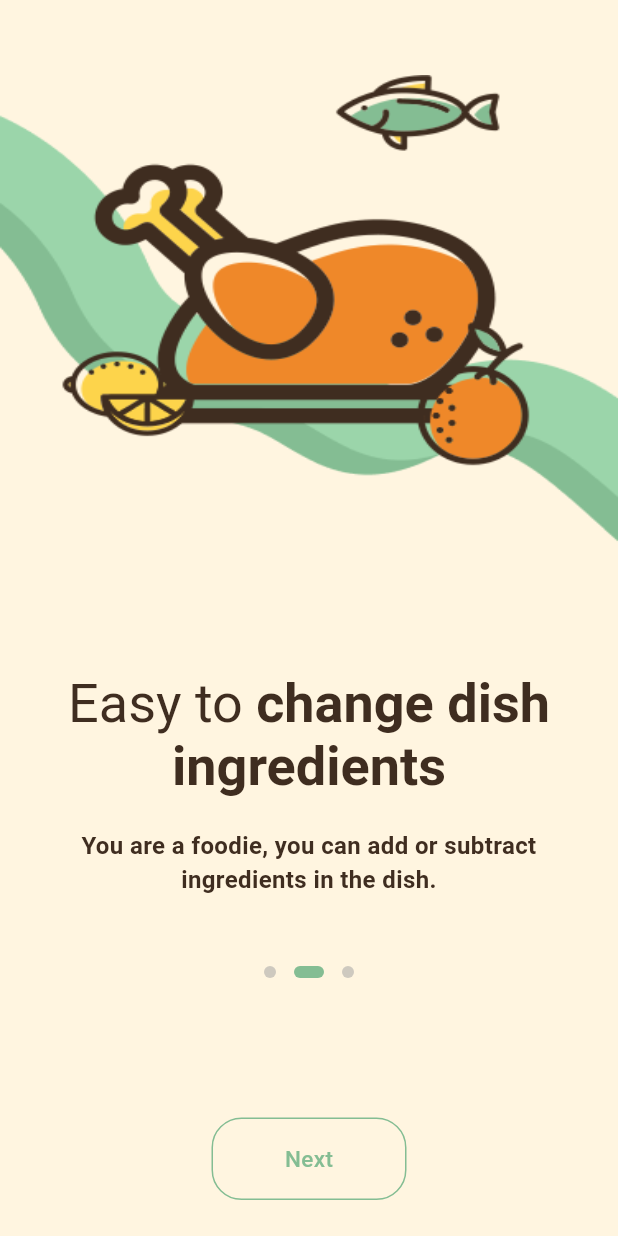
After one commit to Campus-Dabba/campus_dabba_mobile, a Flutter app: the screen it shows after launch, after a tap on "Next", on a phone screen of 412 x 824 dp. The commit adds this screen. Run offline on Flutter 3.47's test engine with Material 3 defaults, Android fonts, the phone set to English and light mode, and no system bars; drawn by our look-alikes of dots_indicator; our stand-ins replace animate_do, firebase_auth, firebase_core; accounts and stored records are empty.

Commit message:
add intro screen

```diff
--- a/lib/screen/auth_gate.dart
+++ b/lib/screen/auth_gate.dart
@@ -1,5 +1,6 @@
 import 'package:campus_dabba/auth_screen.dart';
 import 'package:campus_dabba/screen/home_screen.dart';
+import 'package:campus_dabba/screen/intro_screen.dart';
 import 'package:firebase_auth/firebase_auth.dart';
 import 'package:flutter/material.dart';
 
@@ -18,7 +19,8 @@ class AuthGate extends StatelessWidget {
           }
           // user is logged out
           else {
-            return AuthScreen();
+            // return AuthScreen();
+            return FoochiOnboardingView();
           }
         },
       ),
--- a/lib/screen/home_screen.dart
+++ b/lib/screen/home_screen.dart
@@ -2,14 +2,19 @@ import 'package:campus_dabba/screen/cart_screen.dart';
 import 'package:campus_dabba/screen/search_screen.dart';
 import 'package:campus_dabba/type/dish.dart';
 import 'package:campus_dabba/type/order.dart';
+import 'package:campus_dabba/utils/auth_service.dart';
 import 'package:campus_dabba/widgets/category_button.dart';
-import 'package:campus_dabba/widgets/curved_bottom_nav_bar.dart';
 import 'package:campus_dabba/widgets/food_card_widget.dart';
 import 'package:flutter/material.dart';
 
 class HomeScreen extends StatelessWidget {
   HomeScreen({super.key});
   final _orderBasket = OrderBasket();
+
+  void logoutFunction() {
+    final auth = AuthService();
+    auth.signOut();
+  }
 
   @override
   Widget build(BuildContext context) {
@@ -30,6 +35,10 @@ class HomeScreen extends StatelessWidget {
               );
             },
           ),
+          IconButton(
+            onPressed: logoutFunction,
+            icon: Icon(Icons.logout),
+          )
         ],
       ),
       body: SingleChildScrollView(
@@ -133,7 +142,7 @@ class HomeScreen extends StatelessWidget {
           ],
         ),
       ),
-      bottomNavigationBar: CustomNavBarCurved(),
+      // bottomNavigationBar: CustomNavBarCurved(),
     );
   }
 }
--- /dev/null
+++ b/lib/screen/intro_screen.dart
@@ -0,0 +1,291 @@
+import 'package:animate_do/animate_do.dart';
+import 'package:campus_dabba/auth_screen.dart';
+import 'package:dots_indicator/dots_indicator.dart';
+import 'package:flutter/material.dart';
+import 'package:flutter/services.dart';
+
+class AppAssets {
+  static String kOnboardingFirst = 'assets/foochi/onboarding-first.png';
+  static String kOnboardingSecond = 'assets/foochi/onboarding-second.png';
+  static String kOnboardingThird = 'assets/foochi/onboarding-third.png';
+}
+
+class AppColors {
+  static const Color kPrimary = Color(0xFF84BD93);
+  static const Color kSecondary = Color(0xFF3F2D20);
+  static const Color kBackground = Color(0xFFFFF5E0);
+}
+
+class FoochiOnboardingView extends StatefulWidget {
+  const FoochiOnboardingView({super.key});
+
+  @override
+  State<FoochiOnboardingView> createState() => _FoochiOnboardingViewState();
+}
+
+class _FoochiOnboardingViewState extends State<FoochiOnboardingView> {
+  PageController pageController = PageController();
+  int currentIndex = 0;
+
+  @override
+  Widget build(BuildContext context) {
+    SystemChrome.setSystemUIOverlayStyle(const SystemUiOverlayStyle(
+        statusBarColor: Colors.transparent,
+        statusBarBrightness: Brightness.dark,
+        statusBarIconBrightness: Brightness.dark));
+    return Scaffold(
+      backgroundColor: AppColors.kBackground,
+      body: SafeArea(
+        child: Column(
+          children: [
+            const SizedBox(height: 50),
+            Expanded(
+              flex: 3,
+              child: PageView.builder(
+                itemCount: onboardingList.length,
+                controller: pageController,
+                onPageChanged: (value) {
+                  setState(() {
+                    currentIndex = value;
+                  });
+                },
+                itemBuilder: (context, index) {
+                  return OnBoardingCard(
+                    index: index,
+                    onBoarding: onboardingList[index],
+                  );
+                },
+              ),
+            ),
+            CustomIndicator(position: currentIndex),
+            const SizedBox(height: 83),
+            CustomOutlinedButton(
+              width: 130,
+              onTap: () {
+                if (currentIndex == (onboardingList.length - 1)) {
+                  Navigator.push(
+                    context,
+                    MaterialPageRoute(
+                      builder: (context) => AuthScreen(),
+                    ),
+                  );
+                } else {
+                  pageController.nextPage(
+                    duration: const Duration(milliseconds: 500),
+                    curve: Curves.ease,
+                  );
+                }
+              },
+              text: currentIndex == (onboardingList.length - 1)
+                  ? 'Get Started'
+                  : 'Next',
+            ),
+            const SizedBox(height: 20),
+          ],
+        ),
+      ),
+    );
+  }
+}
+
+class CustomOutlinedButton extends StatefulWidget {
+  final VoidCallback onTap;
+  final String text;
+  final double? width;
+  final double? height;
+  final double? borderRadius;
+  final double? fontSize;
+  final Color? color;
+  const CustomOutlinedButton({
+    required this.onTap,
+    required this.text,
+    this.height,
+    this.width,
+    this.borderRadius,
+    this.fontSize,
+    this.color,
+    super.key,
+  });
+
+  @override
+  State<CustomOutlinedButton> createState() => _CustomOutlinedButtonState();
+}
+
+class _CustomOutlinedButtonState extends State<CustomOutlinedButton>
+    with SingleTickerProviderStateMixin {
+  late AnimationController _controller;
+  final Duration _animationDuration = const Duration(milliseconds: 300);
+  final Tween<double> _tween = Tween<double>(begin: 1.0, end: 0.95);
+  @override
+  void initState() {
+    _controller = AnimationController(
+      vsync: this,
+      duration: _animationDuration,
+    )..addListener(() {
+        setState(() {});
+      });
+    super.initState();
+  }
+
+  @override
+  void dispose() {
+    _controller.dispose();
+    super.dispose();
+  }
+
+  @override
+  Widget build(BuildContext context) {
+    return GestureDetector(
+      onTap: () {
+        _controller.forward().then((_) {
+          _controller.reverse();
+        });
+        widget.onTap();
+      },
+      child: ScaleTransition(
+        scale: _tween.animate(
+          CurvedAnimation(
+            parent: _controller,
+            curve: Curves.easeOut,
+            reverseCurve: Curves.easeIn,
+          ),
+        ),
+        child: Card(
+          elevation: 0,
+          color: Colors.transparent,
+          shape: RoundedRectangleBorder(
+            borderRadius: BorderRadius.circular(100),
+          ),
+          child: Container(
+            height: widget.height ?? 55,
+            alignment: Alignment.center,
+            width: widget.width ?? double.maxFinite,
+            decoration: BoxDecoration(
+              border: Border.all(color: widget.color ?? AppColors.kPrimary),
+              borderRadius: BorderRadius.circular(
+                widget.borderRadius ?? 20,
+              ),
+            ),
+            child: Text(
+              widget.text,
+              style: TextStyle(
+                  color: widget.color ?? AppColors.kPrimary,
+                  fontSize: widget.fontSize ?? 15,
+                  fontWeight: FontWeight.w500),
+            ),
+          ),
+        ),
+      ),
+    );
+  }
+}
+
+class Onboarding {
+  String title1;
+  String title2;
+  String description;
+  String image;
+  Onboarding({
+    required this.title1,
+    required this.title2,
+    required this.description,
+    required this.image,
+  });
+}
+
+List<Onboarding> onboardingList = [
+  Onboarding(
+      title1: 'Diverse ',
+      title2: 'and fresh food',
+      description:
+          'With an extensive menu prepared by mothers, fresh quality food.',
+      image: AppAssets.kOnboardingFirst),
+  Onboarding(
+      title1: 'Easy to ',
+      title2: 'change dish ingredients',
+      description:
+          'You are a foodie, you can add or subtract ingredients in the dish.',
+      image: AppAssets.kOnboardingSecond),
+  Onboarding(
+      title1: 'Delivery ',
+      title2: 'Is given on time',
+      description:
+          'With an extensive menu prepared at home, fresh quality food.',
+      image: AppAssets.kOnboardingThird)
+];
+
+class CustomIndicator extends StatelessWidget {
+  final int position;
+  const CustomIndicator({required this.position, super.key});
+
+  @override
+  Widget build(BuildContext context) {
+    return DotsIndicator(
+      dotsCount: onboardingList.length,
+      position: position,
+      decorator: DotsDecorator(
+        color: Colors.grey.withOpacity(0.5),
+        size: const Size.square(8.0),
+        activeSize: const Size(20.0, 8.0),
+        activeShape: RoundedRectangleBorder(
+          borderRadius: BorderRadius.circular(5),
+        ),
+        activeColor: AppColors.kPrimary,
+      ),
+    );
+  }
+}
+
+class OnBoardingCard extends StatelessWidget {
+  final Onboarding onBoarding;
+  final int index;
+  const OnBoardingCard({
+    required this.onBoarding,
+    required this.index,
+    super.key,
+  });
+
+  @override
+  Widget build(BuildContext context) {
+    return FadeInDown(
+      duration: const Duration(milliseconds: 1400),
+      child: Container(
+        padding: const EdgeInsets.symmetric(horizontal: 30),
+        decoration: BoxDecoration(
+            image: DecorationImage(
+                image: AssetImage(onBoarding.image), fit: BoxFit.fill)),
+        child: Column(
+          children: [
+            const Spacer(),
+            RichText(
+              textAlign: TextAlign.center,
+              text: TextSpan(
+                  text: onBoarding.title1,
+                  style: const TextStyle(
+                      fontSize: 36,
+                      fontWeight: FontWeight.w400,
+                      color: AppColors.kSecondary),
+                  children: [
+                    TextSpan(
+                      text: onBoarding.title2,
+                      style: const TextStyle(
+                          fontWeight: FontWeight.w700, fontSize: 36),
+                    )
+                  ]),
+            ),
+            const SizedBox(height: 20),
+            Text(
+              onBoarding.description,
+              style: const TextStyle(
+                  fontSize: 16,
+                  fontWeight: FontWeight.w600,
+                  color: AppColors.kSecondary),
+              textAlign: TextAlign.center,
+            ),
+            const SizedBox(height: 40),
+          ],
+        ),
+      ),
+    );
+  }
+}
--- a/lib/widgets/curved_bottom_nav_bar.dart
+++ b/lib/widgets/curved_bottom_nav_bar.dart
@@ -42,7 +42,7 @@ class CustomNavBarCurvedState extends State<CustomNavBarCurved> {
 
     const primaryColor = Colors.amber;
     const secondaryColor = Colors.black54;
-    const backgroundColor = Color.fromARGB(255, 220, 220, 220);
+    const backgroundColor = Color.fromARGB(255, 224, 224, 224);
 
     return BottomAppBar(
       color: Colors.transparent,
--- a/lib/widgets/navigation_rail.dart
+++ b/lib/widgets/navigation_rail.dart
@@ -62,7 +62,7 @@ class PrimaryContainer extends StatelessWidget {
             blurRadius: 4,
             spreadRadius: 0,
             color: Colors.black,
-            inset: true,
+            // inset: true,
           ),
         ],
       ),
--- a/pubspec.yaml
+++ b/pubspec.yaml
@@ -36,6 +36,8 @@ dependencies:
   cupertino_icons: ^1.0.8
   firebase_core: ^3.9.0
   firebase_auth: ^5.3.4
+  dots_indicator: ^3.0.0
+  animate_do: ^3.3.4
 
 dev_dependencies:
   flutter_test:
@@ -63,6 +65,7 @@ flutter:
   assets:
     - assets/
     - assets/cooks/
+    - assets/foochi/
 
   # An image asset can refer to one or more resolution-specific "variants", see
   # https://flutter.dev/to/resolution-aware-images
```
Also changed, not shown: assets/foochi/icons-facebook.png (added), assets/foochi/icons-google.png (added), assets/foochi/icons-twitter.png (added), assets/foochi/logo.png (added), assets/foochi/onboarding-first.png (added), assets/foochi/onboarding-second.png (added), assets/foochi/onboarding-third.png (added), pubspec.lock.
